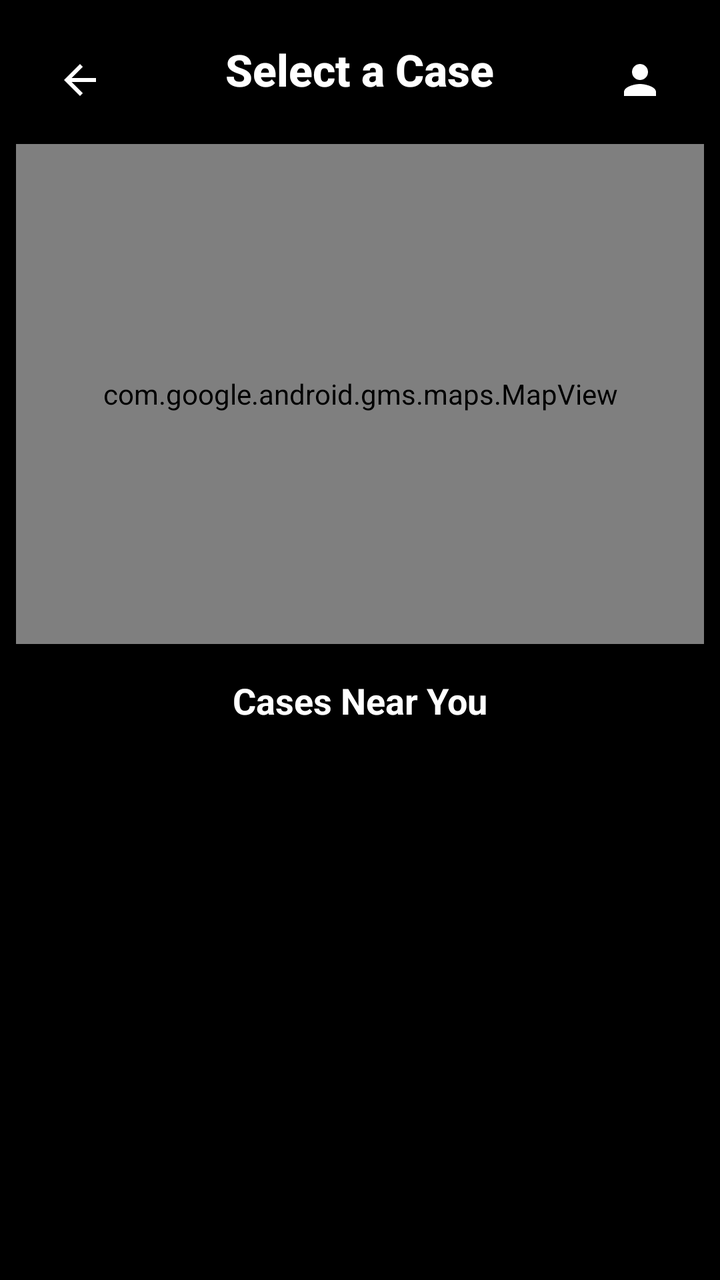
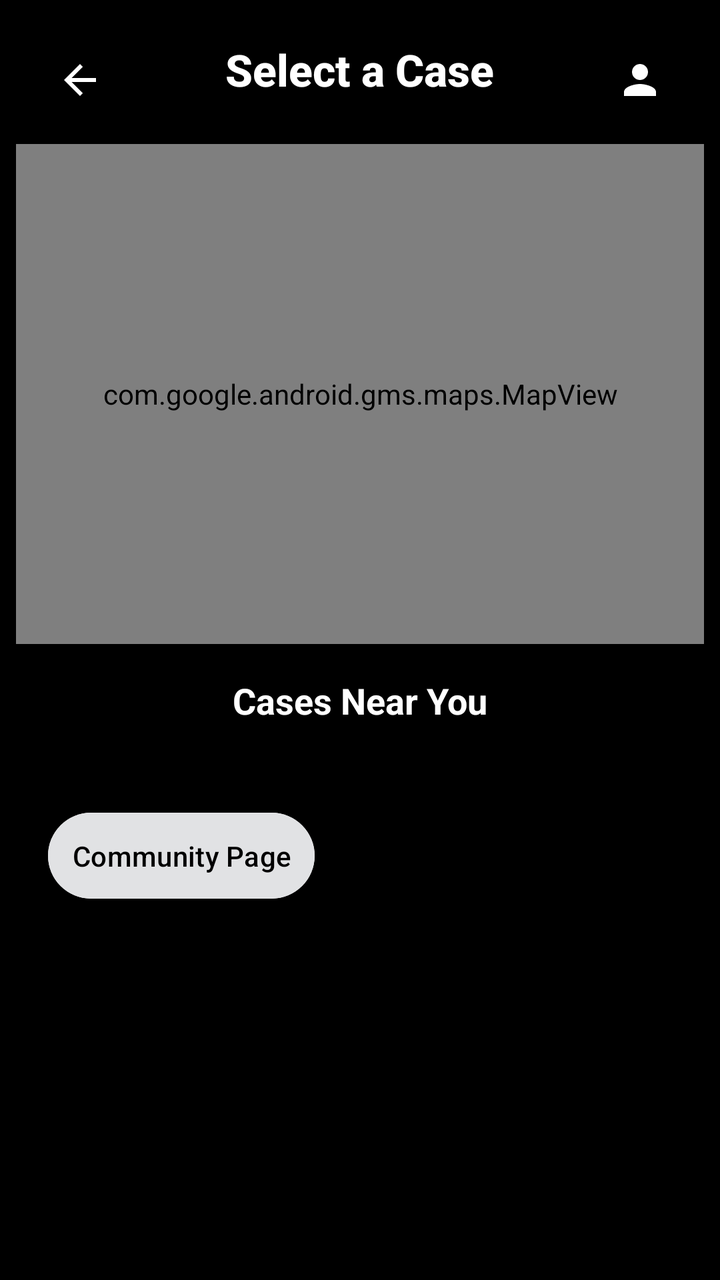

Two renders of the same Android screen: before a commit and after it. Below are the layout's source before the change and the commit's diff.
<!-- AndroidManifest.xml: application theme Theme.ColdCases -->
<!-- res/layout/activity_cases.xml -->
<?xml version="1.0" encoding="utf-8"?>
<LinearLayout xmlns:android="http://schemas.android.com/apk/res/android"
    xmlns:app="http://schemas.android.com/apk/res-auto"
    xmlns:tools="http://schemas.android.com/tools"
    android:layout_width="match_parent"
    android:layout_height="match_parent"
    android:background="#000000"
    android:orientation="vertical"
    android:padding="8dp"
    tools:context=".CasesActivity">

    <RelativeLayout
        android:layout_width="match_parent"
        android:layout_height="wrap_content"
        android:padding="12dp">

        <ImageButton
            android:id="@+id/btnBack"
            android:layout_width="40dp"
            android:layout_height="40dp"
            android:background="@android:color/transparent"
            android:src="@drawable/ic_arrow_back"
            app:tint="@color/white"
            android:contentDescription="@string/back" />

        <TextView
            android:id="@+id/titleText"
            android:layout_width="wrap_content"
            android:layout_height="wrap_content"
            android:layout_centerHorizontal="true"
            android:text="@string/select_a_case"
            android:textColor="#FFFFFF"
            android:textSize="22sp"
            android:textStyle="bold"
            android:fontFamily="sans-serif-medium" />

        <ImageButton
            android:id="@+id/btnProfile"
            android:layout_width="40dp"
            android:layout_height="40dp"
            android:layout_alignParentEnd="true"
            android:background="@android:color/transparent"
            android:src="@drawable/ic_person"
            app:tint="#FFFFFF"
            android:contentDescription="@string/profile" />
    </RelativeLayout>

    <com.google.android.gms.maps.MapView
        android:id="@+id/mapView"
        android:layout_width="match_parent"
        android:layout_height="250dp"
        android:layout_marginBottom="16dp"
        android:background="@drawable/rounded_container" />

    <TextView
        android:layout_width="match_parent"
        android:layout_height="wrap_content"
        android:text="@string/cases_near_you"
        android:textColor="#FFFFFF"
        android:textSize="18sp"
        android:textStyle="bold"
        android:gravity="center"
        android:layout_marginBottom="8dp" />

    <ScrollView
        android:layout_width="match_parent"
        android:layout_height="wrap_content">

        <LinearLayout
            android:id="@+id/casesContainer"
            android:layout_width="match_parent"
            android:layout_height="wrap_content"
            android:orientation="vertical"
            android:padding="8dp" />
    </ScrollView>

</LinearLayout>
<!-- resources referenced by this layout -->
<resources>
  <color name="white">#FFFFFFFF</color>
  <!-- drawable ic_arrow_back (drawable) -->
  <vector xmlns:android="http://schemas.android.com/apk/res/android" android:autoMirrored="true" android:height="24dp" android:tint="#000000" android:viewportHeight="24" android:viewportWidth="24" android:width="24dp">
        
      <path android:fillColor="@android:color/white" android:pathData="M20,11H7.83l5.59,-5.59L12,4l-8,8 8,8 1.41,-1.41L7.83,13H20v-2z"/>
      
  </vector>
  <!-- drawable ic_person (drawable) -->
  <vector xmlns:android="http://schemas.android.com/apk/res/android" android:height="24dp" android:tint="#000000" android:viewportHeight="24" android:viewportWidth="24" android:width="24dp">
        
      <path android:fillColor="@android:color/white" android:pathData="M12,12c2.21,0 4,-1.79 4,-4s-1.79,-4 -4,-4 -4,1.79 -4,4 1.79,4 4,4zM12,14c-2.67,0 -8,1.34 -8,4v2h16v-2c0,-2.66 -5.33,-4 -8,-4z"/>
      
  </vector>
  <!-- drawable rounded_container (drawable) -->
  <?xml version="1.0" encoding="utf-8"?>
  <shape xmlns:android="http://schemas.android.com/apk/res/android"
      android:shape="rectangle">
      <solid android:color="#1A1A1A" />
      <corners android:radius="24dp" />
      <padding
          android:left="8dp"
          android:top="8dp"
          android:right="8dp"
          android:bottom="8dp" />
      <stroke
          android:width="1dp"
          android:color="#333333" />
  </shape>
  <string name="back">Back</string>
  <string name="cases_near_you">Cases Near You</string>
  <string name="profile">Profile</string>
  <string name="select_a_case">Select a Case</string>
  <style name="Theme.ColdCases" parent="Base.Theme.ColdCases" />
  <style name="Base.Theme.ColdCases" parent="Theme.Material3.DayNight.NoActionBar">
          
          
      </style>
</resources>

<!-- the commit's change to res/layout/activity_cases.xml (unified diff, before → after) -->
@@ -72,6 +72,21 @@
             android:layout_height="wrap_content"
             android:orientation="vertical"
             android:padding="8dp" />
+
+
     </ScrollView>
 
+    
+    <Button
+        android:id="@+id/openDiscussionBtn"
+        android:layout_width="wrap_content"
+        android:layout_height="wrap_content"
+        android:text="Community Page"
+        android:textColor="#000000"
+        android:backgroundTint="#E1E2E4"
+        android:layout_margin="16dp"
+        android:padding="12dp" />
+
+
+
 </LinearLayout>
